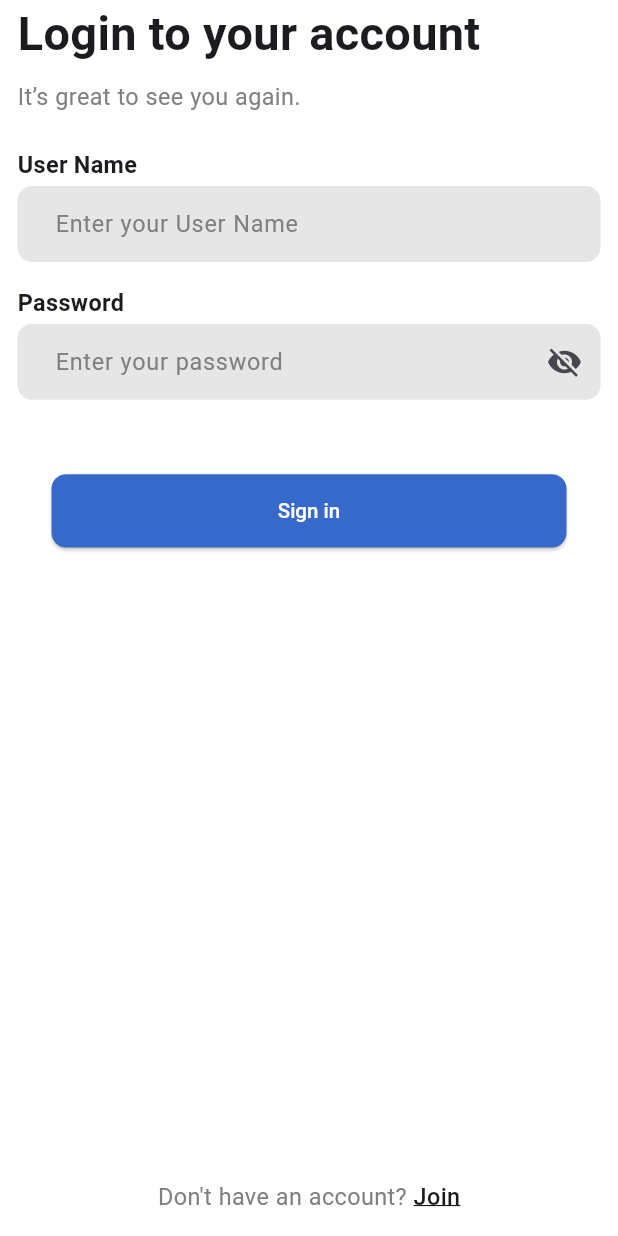
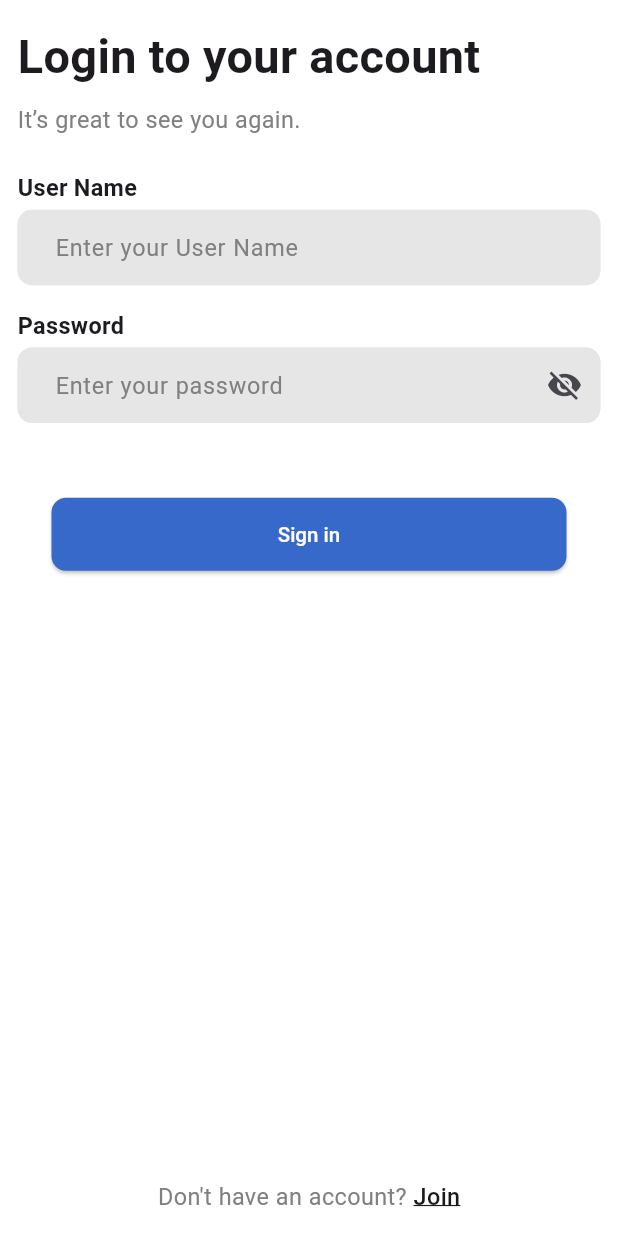
Before and after one commit to ahmedalaayq/marketi, a Flutter app: the screen it shows after launch, on a phone screen of 412 x 824 dp. Run offline on Flutter 3.47's test engine with Material 3 defaults, Android fonts, the phone set to English and light mode, and no system bars; our stand-ins replace dartz, dio, flutter_screenutil, flutter_svg, font_awesome_flutter, get_it and 4 more.

Commit message:
adjust top space on sign in and sign up view body

```diff
--- a/lib/features/auth/views/widgets/login_view_body.dart
+++ b/lib/features/auth/views/widgets/login_view_body.dart
@@ -20,6 +20,7 @@ class LoginViewBody extends StatelessWidget {
             child: Column(
               crossAxisAlignment: CrossAxisAlignment.start,
               children: [
+                SizedBox(height: 16.h),
                 Text('Login to your account', style: AppTextStyle.semiBold32),
                 SizedBox(height: 8.h),
                 Text(
--- a/lib/features/auth/views/widgets/sign_up_view_body.dart
+++ b/lib/features/auth/views/widgets/sign_up_view_body.dart
@@ -19,6 +19,7 @@ class SignUpViewBody extends StatelessWidget {
             child: Column(
               crossAxisAlignment: CrossAxisAlignment.start,
               children: [
+                SizedBox(height: 16.h),
                 Text('Create an Account', style: AppTextStyle.semiBold32),
                 SizedBox(height: 8.h),
                 Text(
```
